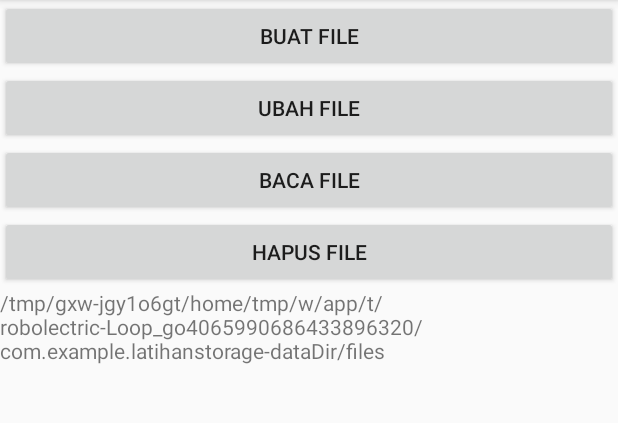
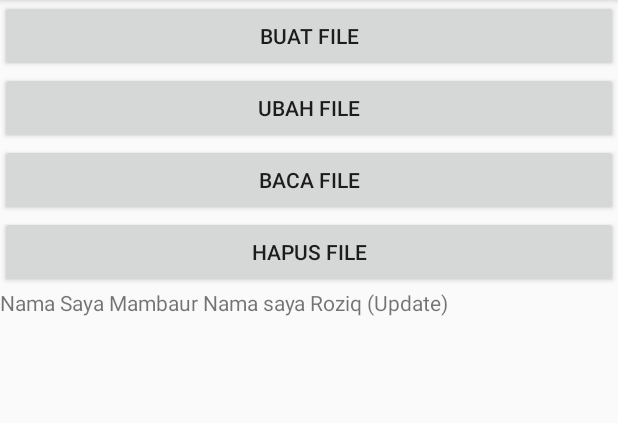
Before and after one commit to mambaur/storage-dts, an Android app: the screen it shows after launch (MainActivity), after a tap on "UBAH FILE", on a phone screen of 412 x 824 dp, the part 84-507 px from its top. Run offline under Robolectric (Android 15) with nearby library versions, the phone set to English and light mode, and no system bars; 1 other tap on this screen came first.

```diff
--- a/app/src/main/java/com/example/latihanstorage/MainActivity.java
+++ b/app/src/main/java/com/example/latihanstorage/MainActivity.java
@@ -8,8 +8,11 @@ import android.widget.Button;
 import android.widget.TextView;
 import android.widget.Toast;
 
+import java.io.BufferedReader;
 import java.io.File;
 import java.io.FileOutputStream;
+import java.io.FileReader;
+import java.io.OutputStreamWriter;
 
 import static android.provider.Telephony.Mms.Part.FILENAME;
 
@@ -25,7 +28,7 @@ public class MainActivity extends AppCompatActivity implements View.OnClickListe
         btnCreate = (Button) findViewById(R.id.btnCreate);
         btnRead = (Button) findViewById(R.id.btnRead);
         btnUpdate = (Button) findViewById(R.id.btnUpdate);
-        btnDelete = (Button) findViewById(R.id.btnUpdate);
+        btnDelete = (Button) findViewById(R.id.btnDelete);
         txtResult = (TextView) findViewById(R.id.txtResult);
 
         btnCreate.setOnClickListener(this);
@@ -53,7 +56,7 @@ public class MainActivity extends AppCompatActivity implements View.OnClickListe
     }
 
     void createFile(){
-        String fileValue = "Nama Saya Mambaur.txt";
+        String fileValue = "Nama Saya Mambaur ";
         File file = new File(getFilesDir(), FILENAME);
 
         FileOutputStream outputStream = null;
@@ -66,22 +69,50 @@ public class MainActivity extends AppCompatActivity implements View.OnClickListe
         }catch (Exception e){
             Toast.makeText(this, e.toString(), Toast.LENGTH_SHORT).show();
         }
-
+        readFile();
     }
 
     void updateFile(){
-        txtResult.setText(getFilesDir().toString());
-
+        File file = new File(getFilesDir(), FILENAME);
+        FileOutputStream outputStream = null;
+        try {
+            outputStream = new FileOutputStream(file, true);
+            OutputStreamWriter streamWriter = new OutputStreamWriter(outputStream);
+            streamWriter.write("Nama saya Roziq (Update) ");
+            streamWriter.close();
+            outputStream.close();
+        }catch (Exception e){
+            Toast.makeText(this, e.toString(), Toast.LENGTH_SHORT).show();
+        }
+        readFile();
     }
 
     void readFile(){
-
+        File file = new File(getFilesDir(), FILENAME);
+        if (file.exists()){
+            StringBuilder text = new StringBuilder();
+            try {
+                BufferedReader reader = new BufferedReader(new FileReader(file));
+                String line = reader.readLine();
+                while (line != null){
+                    text.append(line);
+                    line = reader.readLine();
+                }
+                reader.close();
+            }catch (Exception e){
+                Toast.makeText(this, e.toString(), Toast.LENGTH_SHORT).show();
+            }
+            txtResult.setText(text.toString());
+        }else{
+            txtResult.setText("File belum dibuat");
+        }
     }
 
     void deleteFile(){
         File file = new File(getFilesDir(), FILENAME);
         if (file.exists()){
             file.delete();
+            txtResult.setText("File berhasil dihapus");
         }
     }
 }
--- a/app/src/main/res/layout/activity_main.xml
+++ b/app/src/main/res/layout/activity_main.xml
@@ -36,7 +36,6 @@
         android:layout_width="match_parent"
         android:layout_height="wrap_content"
         android:hint="Hasil baca file"
-        android:height="210dp"
         android:gravity="top|left"
         app:layout_constraintBottom_toBottomOf="parent"
         app:layout_constraintLeft_toLeftOf="parent"
```
